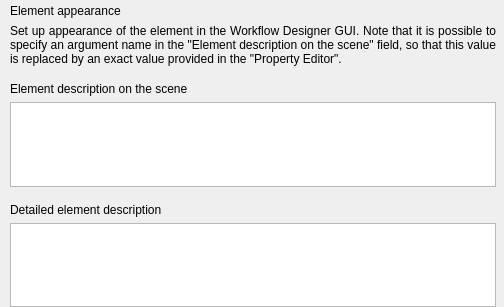
Qt form src/plugins/workflow_designer/src/library/create_cmdline_based_worker/CreateCmdlineBasedWorkerWizardElementAppearancePage.ui (violethaze74/ugene) before a commit.
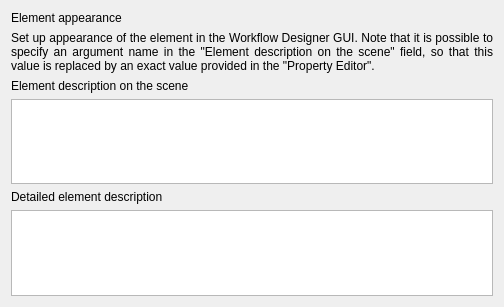
The same form after that commit.

Commit message: UGENE-6484 Parameters of element with command-line tool: default values and their widgets, validation

What changed in the file:
```diff
--- a/src/plugins/workflow_designer/src/library/create_cmdline_based_worker/CreateCmdlineBasedWorkerWizardElementAppearancePage.ui
+++ b/src/plugins/workflow_designer/src/library/create_cmdline_based_worker/CreateCmdlineBasedWorkerWizardElementAppearancePage.ui
@@ -14,18 +14,8 @@
    <string>WizardPage</string>
   </property>
   <layout class="QVBoxLayout" name="verticalLayout_4">
-   <property name="leftMargin">
-    <number>10</number>
-   </property>
-   <property name="topMargin">
-    <number>4</number>
-   </property>
-   <property name="rightMargin">
-    <number>8</number>
-   </property>
-   <property name="bottomMargin">
-    <number>0</number>
-   </property>
+   <item>
+    <layout class="QVBoxLayout" name="verticalLayout">
    <item>
     <widget class="QLabel" name="lblTitle">
      <property name="text">
@@ -34,11 +24,6 @@
     </widget>
    </item>
    <item>
-    <layout class="QVBoxLayout" name="verticalLayout">
-     <property name="spacing">
-      <number>16</number>
-     </property>
-     <item>
       <widget class="QLabel" name="lblPageDescription">
        <property name="text">
         <string>Set up appearance of the element in the Workflow Designer GUI. Note that it is possible to specify an argument name in the &quot;Element description on the scene&quot; field, so that this value is replaced by an exact value provided in the &quot;Property Editor&quot;.</string>
@@ -75,15 +60,12 @@
         </item>
         <item>
          <widget class="QTextEdit" name="tePrompter">
-          <property name="sizeAdjustPolicy">
-           <enum>QAbstractScrollArea::AdjustToContentsOnFirstShow</enum>
-          </property>
           <property name="html">
            <string>&lt;!DOCTYPE HTML PUBLIC &quot;-//W3C//DTD HTML 4.0//EN&quot; &quot;http://www.w3.org/TR/REC-html40/strict.dtd&quot;&gt;
 &lt;html&gt;&lt;head&gt;&lt;meta name=&quot;qrichtext&quot; content=&quot;1&quot; /&gt;&lt;style type=&quot;text/css&quot;&gt;
 p, li { white-space: pre-wrap; }
-&lt;/style&gt;&lt;/head&gt;&lt;body style=&quot; font-family:'.SF NS Text'; font-size:13pt; font-weight:400; font-style:normal;&quot;&gt;
-&lt;p style=&quot;-qt-paragraph-type:empty; margin-top:12px; margin-bottom:12px; margin-left:0px; margin-right:0px; -qt-block-indent:0; text-indent:0px; font-family:'MS Shell Dlg 2'; font-size:8.25pt;&quot;&gt;&lt;br /&gt;&lt;/p&gt;&lt;/body&gt;&lt;/html&gt;</string>
+&lt;/style&gt;&lt;/head&gt;&lt;body style=&quot; font-family:'monospace'; font-weight:400; font-style:normal;&quot;&gt;
+&lt;p style=&quot; margin-top:0px; margin-bottom:0px; margin-left:0px; margin-right:0px; -qt-block-indent:0; text-indent:0px;&quot;&gt;&lt;span&gt;&lt;/span&gt;&lt;/p&gt;&lt;/body&gt;&lt;/html&gt;</string>
           </property>
          </widget>
         </item>
@@ -114,11 +96,12 @@
         </item>
         <item>
          <widget class="QTextEdit" name="teDescription">
-          <property name="sizeAdjustPolicy">
-           <enum>QAbstractScrollArea::AdjustToContentsOnFirstShow</enum>
-          </property>
-          <property name="acceptRichText">
-           <bool>true</bool>
+          <property name="html">
+           <string>&lt;!DOCTYPE HTML PUBLIC &quot;-//W3C//DTD HTML 4.0//EN&quot; &quot;http://www.w3.org/TR/REC-html40/strict.dtd&quot;&gt;
+&lt;html&gt;&lt;head&gt;&lt;meta name=&quot;qrichtext&quot; content=&quot;1&quot; /&gt;&lt;style type=&quot;text/css&quot;&gt;
+p, li { white-space: pre-wrap; }
+&lt;/style&gt;&lt;/head&gt;&lt;body style=&quot; font-family:'monospace'; font-weight:400; font-style:normal;&quot;&gt;
+&lt;p style=&quot; margin-top:0px; margin-bottom:0px; margin-left:0px; margin-right:0px; -qt-block-indent:0; text-indent:0px;&quot;&gt;&lt;span&gt;&lt;/span&gt;&lt;/p&gt;&lt;/body&gt;&lt;/html&gt;</string>
           </property>
          </widget>
         </item>
```
Lines whose indentation alone changed are shown as unchanged. The commit also changes 2 other files.
